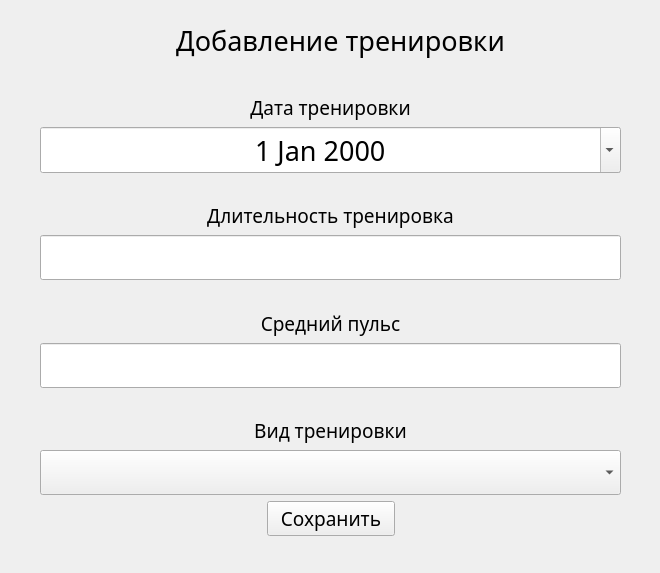
Before: the Qt Designer form Add_item.ui in TheLastie/FitnessTracker, drawn with Qt 5.
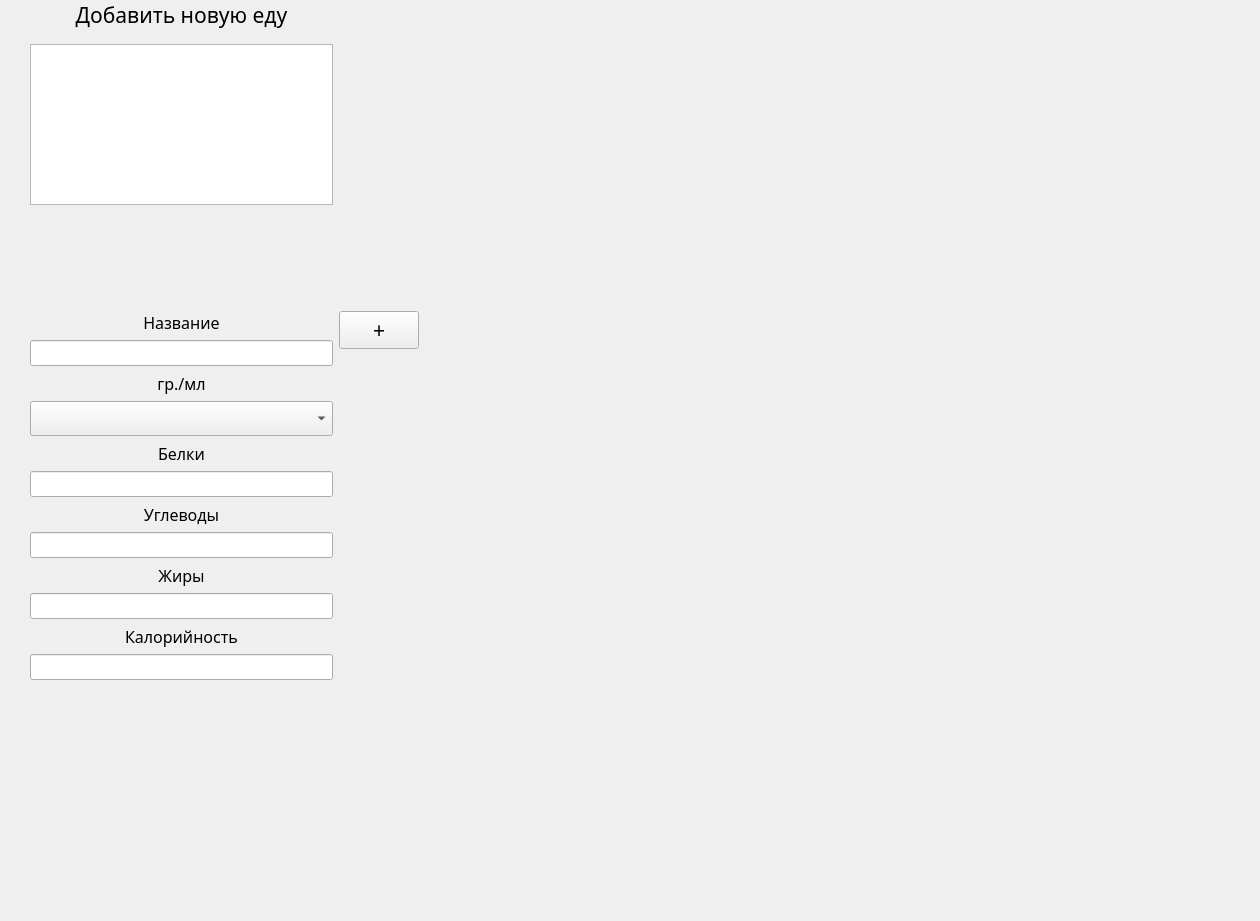
After: the same form once the commit is applied. The open tabs and pages were chosen to show the change.

Commit message: Adding css styles

What changed in the file:
```diff
--- a/Add_item.ui
+++ b/Add_item.ui
@@ -6,8 +6,8 @@
    <rect>
     <x>0</x>
     <y>0</y>
-    <width>660</width>
-    <height>573</height>
+    <width>1260</width>
+    <height>921</height>
    </rect>
   </property>
   <property name="windowTitle">
@@ -18,8 +18,8 @@
     <rect>
      <x>0</x>
      <y>0</y>
-     <width>661</width>
-     <height>561</height>
+     <width>721</width>
+     <height>721</height>
     </rect>
    </property>
    <property name="font">
@@ -277,8 +277,320 @@
      </layout>
     </widget>
    </widget>
+   <widget class="QWidget" name="page_4">
+    <widget class="QWidget" name="gridLayoutWidget">
+     <property name="geometry">
+      <rect>
+       <x>30</x>
+       <y>0</y>
+       <width>611</width>
+       <height>680</height>
+      </rect>
+     </property>
+     <layout class="QGridLayout" name="gridLayout">
+      <item row="8" column="0">
+       <layout class="QVBoxLayout" name="verticalLayout_4">
+        <item>
+         <widget class="QLabel" name="label_16">
+          <property name="font">
+           <font>
+            <family>Sitka Heading</family>
+            <pointsize>12</pointsize>
+           </font>
+          </property>
+          <property name="styleSheet">
+           <string notr="true"/>
+          </property>
+          <property name="text">
+           <string>Название</string>
+          </property>
+          <property name="alignment">
+           <set>Qt::AlignBottom|Qt::AlignHCenter</set>
+          </property>
+         </widget>
+        </item>
+        <item>
+         <widget class="QLineEdit" name="NameAddMeal">
+          <property name="font">
+           <font>
+            <family>Sitka Heading</family>
+            <pointsize>10</pointsize>
+           </font>
+          </property>
+         </widget>
+        </item>
+        <item>
+         <widget class="QLabel" name="label_17">
+          <property name="font">
+           <font>
+            <family>Sitka Heading</family>
+            <pointsize>12</pointsize>
+           </font>
+          </property>
+          <property name="text">
+           <string>гр./мл</string>
+          </property>
+          <property name="alignment">
+           <set>Qt::AlignBottom|Qt::AlignHCenter</set>
+          </property>
+         </widget>
+        </item>
+        <item>
+         <widget class="QComboBox" name="WeightAdd">
+          <property name="font">
+           <font>
+            <pointsize>14</pointsize>
+           </font>
+          </property>
+         </widget>
+        </item>
+        <item>
+         <widget class="QLabel" name="label_18">
+          <property name="font">
+           <font>
+            <family>Sitka Heading</family>
+            <pointsize>12</pointsize>
+           </font>
+          </property>
+          <property name="text">
+           <string>Белки</string>
+          </property>
+          <property name="alignment">
+           <set>Qt::AlignBottom|Qt::AlignHCenter</set>
+          </property>
+         </widget>
+        </item>
+        <item>
+         <widget class="QLineEdit" name="ProteinAdd">
+          <property name="font">
+           <font>
+            <family>Sitka Heading</family>
+            <pointsize>10</pointsize>
+           </font>
+          </property>
+         </widget>
+        </item>
+        <item>
+         <widget class="QLabel" name="label_19">
+          <property name="font">
+           <font>
+            <family>Sitka Heading</family>
+            <pointsize>12</pointsize>
+           </font>
+          </property>
+          <property name="text">
+           <string>Углеводы</string>
+          </property>
+          <property name="alignment">
+           <set>Qt::AlignBottom|Qt::AlignHCenter</set>
+          </property>
+         </widget>
+        </item>
+        <item>
+         <widget class="QLineEdit" name="CarbonsAdd">
+          <property name="font">
+           <font>
+            <family>Sitka Heading</family>
+            <pointsize>10</pointsize>
+           </font>
+          </property>
+         </widget>
+        </item>
+        <item>
+         <widget class="QLabel" name="label_20">
+          <property name="font">
+           <font>
+            <family>Sitka Heading</family>
+            <pointsize>12</pointsize>
+           </font>
+          </property>
+          <property name="text">
+           <string>Жиры</string>
+          </property>
+          <property name="alignment">
+           <set>Qt::AlignBottom|Qt::AlignHCenter</set>
+          </property>
+         </widget>
+        </item>
+        <item>
+         <widget class="QLineEdit" name="FatsAdd">
+          <property name="font">
+           <font>
+            <family>Sitka Heading</family>
+            <pointsize>10</pointsize>
+           </font>
+          </property>
+         </widget>
+        </item>
+        <item>
+         <widget class="QLabel" name="label_21">
+          <property name="font">
+           <font>
+            <family>Sitka Heading</family>
+            <pointsize>12</pointsize>
+           </font>
+          </property>
+          <property name="text">
+           <string>Калорийность</string>
+          </property>
+          <property name="alignment">
+           <set>Qt::AlignBottom|Qt::AlignHCenter</set>
+          </property>
+         </widget>
+        </item>
+        <item>
+         <widget class="QLineEdit" name="CaloriesAdd">
+          <property name="font">
+           <font>
+            <family>Sitka Heading</family>
+            <pointsize>10</pointsize>
+           </font>
+          </property>
+         </widget>
+        </item>
+       </layout>
+      </item>
+      <item row="3" column="0">
+       <spacer name="verticalSpacer_5">
+        <property name="orientation">
+         <enum>Qt::Vertical</enum>
+        </property>
+        <property name="sizeHint" stdset="0">
+         <size>
+          <width>20</width>
+          <height>40</height>
+         </size>
+        </property>
+       </spacer>
+      </item>
+      <item row="7" column="1">
+       <layout class="QGridLayout" name="gridLayout_6"/>
+      </item>
+      <item row="0" column="0">
+       <widget class="QLabel" name="AddNewMeal">
+        <property name="font">
+         <font>
+          <family>Sitka Heading</family>
+          <pointsize>16</pointsize>
+         </font>
+        </property>
+        <property name="text">
+         <string>Добавить новую еду</string>
+        </property>
+        <property name="alignment">
+         <set>Qt::AlignCenter</set>
+        </property>
+       </widget>
+      </item>
+      <item row="8" column="1">
+       <layout class="QVBoxLayout" name="verticalLayout_7">
+        <item>
+         <layout class="QHBoxLayout" name="horizontalLayout_5">
+          <item>
+           <widget class="QPushButton" name="AddMealButton">
+            <property name="font">
+             <font>
+              <family>Sitka Heading</family>
+              <pointsize>16</pointsize>
+             </font>
+            </property>
+            <property name="styleSheet">
+             <string notr="true"/>
+            </property>
+            <property name="text">
+             <string>+</string>
+            </property>
+           </widget>
+          </item>
+          <item>
+           <spacer name="horizontalSpacer_4">
+            <property name="orientation">
+             <enum>Qt::Horizontal</enum>
+            </property>
+            <property name="sizeHint" stdset="0">
+             <size>
+              <width>40</width>
+              <height>20</height>
+             </size>
+            </property>
+           </spacer>
+          </item>
+         </layout>
+        </item>
+        <item>
+         <spacer name="verticalSpacer_6">
+          <property name="orientation">
+           <enum>Qt::Vertical</enum>
+          </property>
+          <property name="sizeHint" stdset="0">
+           <size>
+            <width>20</width>
+            <height>40</height>
+           </size>
+          </property>
+         </spacer>
+        </item>
+       </layout>
+      </item>
+      <item row="9" column="0">
+       <layout class="QGridLayout" name="gridLayout_4"/>
+      </item>
+      <item row="6" column="0">
+       <spacer name="verticalSpacer_4">
+        <property name="orientation">
+         <enum>Qt::Vertical</enum>
+        </property>
+        <property name="sizeType">
+         <enum>QSizePolicy::Fixed</enum>
+        </property>
+        <property name="sizeHint" stdset="0">
+         <size>
+          <width>20</width>
+          <height>100</height>
+         </size>
+        </property>
+       </spacer>
+      </item>
+      <item row="1" column="2">
+       <layout class="QVBoxLayout" name="verticalLayout_9"/>
+      </item>
+      <item row="5" column="4">
+       <layout class="QVBoxLayout" name="verticalLayout_8"/>
+      </item>
+      <item row="5" column="0">
+       <widget class="QTextEdit" name="AddBar">
+        <property name="font">
+         <font>
+          <family>Sitka Heading</family>
+         </font>
+        </property>
+       </widget>
+      </item>
+      <item row="5" column="1">
+       <layout class="QGridLayout" name="gridLayout_2">
+        <item row="0" column="0">
+         <spacer name="verticalSpacer_3">
+          <property name="orientation">
+           <enum>Qt::Vertical</enum>
+          </property>
+          <property name="sizeHint" stdset="0">
+           <size>
+            <width>20</width>
+            <height>40</height>
+           </size>
+          </property>
+         </spacer>
+        </item>
+       </layout>
+      </item>
+      <item row="4" column="0">
+       <layout class="QGridLayout" name="gridLayout_5"/>
+      </item>
+     </layout>
+    </widget>
+   </widget>
    <widget class="QWidget" name="page_3">
-    <widget class="QLabel" name="label_10">
+    <widget class="QLabel" name="AddingTraining">
      <property name="geometry">
       <rect>
        <x>30</x>
@@ -372,7 +684,7 @@
        </widget>
       </item>
       <item>
-       <widget class="QLabel" name="label_13">
+       <widget class="QLabel" name="label_10">
         <property name="font">
          <font>
           <family>Sitka Heading</family>
```
Left out of the diff: 183 changed lines with no effect on the pictures. The commit also changes 5 other files.
